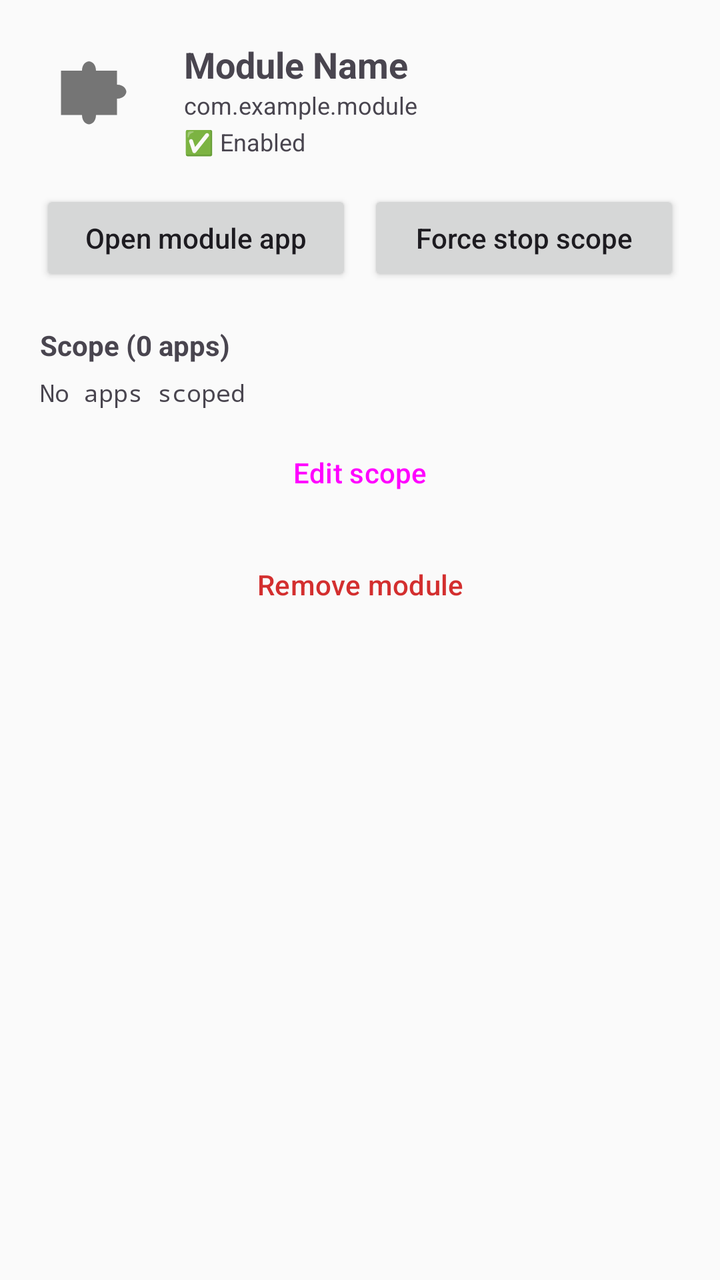
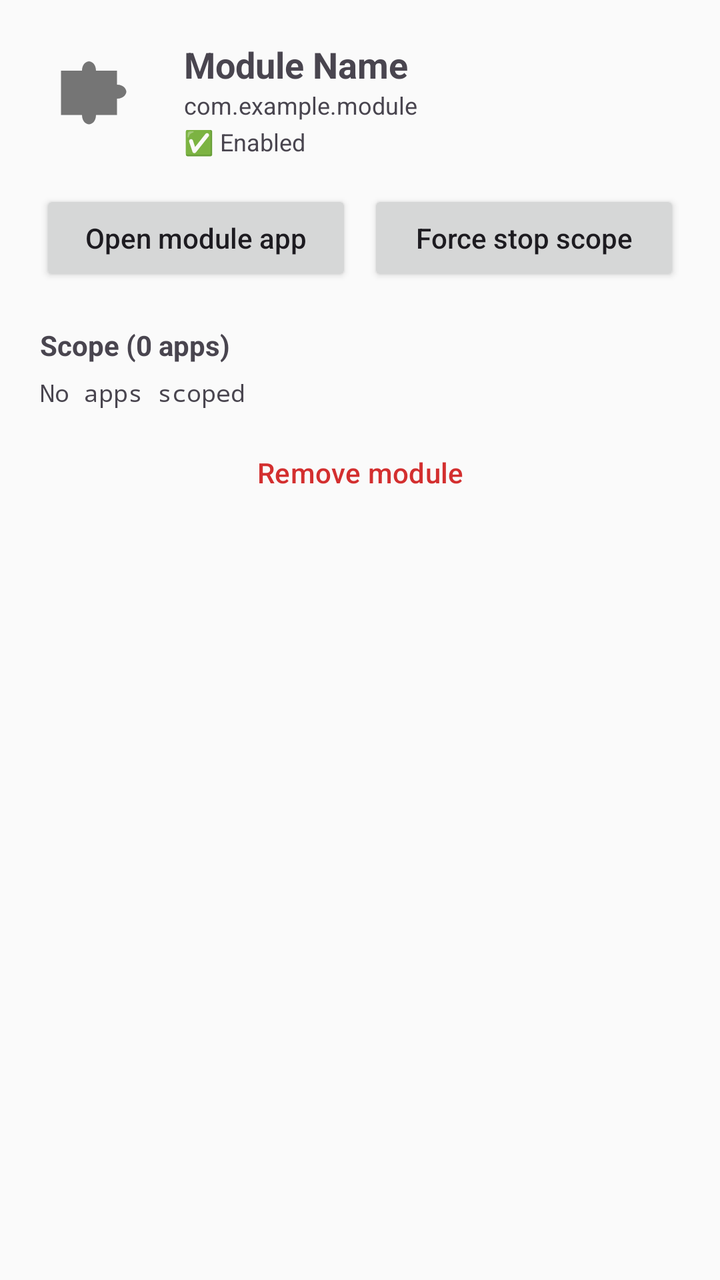

Two renders of the same Android screen: before a commit and after it. Below are the layout's source before the change and the commit's diff.
<!-- AndroidManifest.xml: application theme Theme.ShizuPosedManager -->
<!-- res/layout/sheet_module_detail.xml -->
<?xml version="1.0" encoding="utf-8"?>
<ScrollView xmlns:android="http://schemas.android.com/apk/res/android"
    xmlns:app="http://schemas.android.com/apk/res-auto"
    android:layout_width="match_parent"
    android:layout_height="wrap_content"
    android:padding="20dp">

    <LinearLayout
        android:layout_width="match_parent"
        android:layout_height="wrap_content"
        android:orientation="vertical">

        
        <LinearLayout
            android:layout_width="match_parent"
            android:layout_height="wrap_content"
            android:orientation="horizontal"
            android:gravity="center_vertical">

            <ImageView
                android:id="@+id/ivModuleIcon"
                android:layout_width="56dp"
                android:layout_height="56dp"
                android:src="@drawable/ic_module"
                android:contentDescription="@string/module_icon" />

            <LinearLayout
                android:layout_width="0dp"
                android:layout_height="wrap_content"
                android:layout_weight="1"
                android:layout_marginStart="16dp"
                android:orientation="vertical">

                <TextView
                    android:id="@+id/tvModuleName"
                    android:layout_width="wrap_content"
                    android:layout_height="wrap_content"
                    android:text="Module Name"
                    android:textSize="18sp"
                    android:textStyle="bold" />

                <TextView
                    android:id="@+id/tvModulePackage"
                    android:layout_width="wrap_content"
                    android:layout_height="wrap_content"
                    android:text="com.example.module"
                    android:textSize="12sp"
                    android:textColor="?android:attr/textColorSecondary" />

                <TextView
                    android:id="@+id/tvModuleStatus"
                    android:layout_width="wrap_content"
                    android:layout_height="wrap_content"
                    android:text="✅ Enabled"
                    android:textSize="12sp"
                    android:layout_marginTop="2dp" />
            </LinearLayout>
        </LinearLayout>

        
        <LinearLayout
            android:layout_width="match_parent"
            android:layout_height="wrap_content"
            android:layout_marginTop="16dp"
            android:orientation="horizontal">

            <Button
                android:id="@+id/btnOpenModuleApp"
                android:layout_width="0dp"
                android:layout_height="wrap_content"
                android:layout_weight="1"
                android:text="Open module app"
                android:textAllCaps="false" />

            <Button
                android:id="@+id/btnForceStopScoped"
                android:layout_width="0dp"
                android:layout_height="wrap_content"
                android:layout_weight="1"
                android:layout_marginStart="8dp"
                android:text="Force stop scope"
                android:textAllCaps="false" />
        </LinearLayout>

        
        <TextView
            android:id="@+id/tvScopeCount"
            android:layout_width="wrap_content"
            android:layout_height="wrap_content"
            android:layout_marginTop="20dp"
            android:text="Scope (0 apps)"
            android:textStyle="bold" />

        <TextView
            android:id="@+id/tvScopeList"
            android:layout_width="match_parent"
            android:layout_height="wrap_content"
            android:layout_marginTop="6dp"
            android:text="No apps scoped"
            android:textSize="12sp"
            android:textColor="?android:attr/textColorSecondary"
            android:fontFamily="monospace" />

        <Button
            android:id="@+id/btnEditScope"
            android:layout_width="match_parent"
            android:layout_height="wrap_content"
            android:layout_marginTop="8dp"
            android:text="Edit scope"
            android:textAllCaps="false"
            style="?attr/materialButtonOutlinedStyle" />

        <Button
            android:id="@+id/btnRemoveModule"
            android:layout_width="match_parent"
            android:layout_height="wrap_content"
            android:layout_marginTop="8dp"
            android:text="Remove module"
            android:textAllCaps="false"
            android:textColor="#D32F2F"
            style="?attr/materialButtonOutlinedStyle" />

    </LinearLayout>
</ScrollView>
<!-- resources referenced by this layout -->
<resources>
  <!-- drawable ic_module (drawable) -->
  <?xml version="1.0" encoding="utf-8"?>
  <vector xmlns:android="http://schemas.android.com/apk/res/android"
      android:width="24dp"
      android:height="24dp"
      android:viewportWidth="24"
      android:viewportHeight="24"
      android:tint="?attr/colorOnSurfaceVariant">
  
      
  
      <path
          android:fillColor="#000000"
          android:pathData="M 4.5,6
                            L 9,6
                            C 9,4.5 10,4 10.5,4
                            C 11,4 12,4.5 12,6
                            L 16.5,6
                            L 16.5,9
                            C 18,9 18.5,10 18.5,10.5
                            C 18.5,11 18,12 16.5,12
                            L 16.5,15.5
                            L 12,15.5
                            C 12,17 11,17.5 10.5,17.5
                            C 10,17.5 9,17 9,15.5
                            L 4.5,15.5
                            Z" />
  </vector>
  <string name="module_icon">Module icon</string>
  <color name="md_theme_light_primary">#4CAF50</color>
  <color name="md_theme_light_onPrimary">#FFFFFF</color>
  <color name="md_theme_light_primaryContainer">#C8E6C9</color>
  <color name="md_theme_light_onPrimaryContainer">#1B5E20</color>
  <color name="md_theme_light_secondary">#558B2F</color>
  <color name="md_theme_light_onSecondary">#FFFFFF</color>
  <color name="md_theme_light_secondaryContainer">#C5E1A5</color>
  <color name="md_theme_light_onSecondaryContainer">#33691E</color>
  <color name="md_theme_light_tertiary">#00695C</color>
  <color name="md_theme_light_onTertiary">#FFFFFF</color>
  <color name="md_theme_light_tertiaryContainer">#B2DFDB</color>
  <color name="md_theme_light_onTertiaryContainer">#004D40</color>
  <color name="md_theme_light_error">#D32F2F</color>
  <color name="md_theme_light_onError">#FFFFFF</color>
  <color name="md_theme_light_errorContainer">#FFCDD2</color>
  <color name="md_theme_light_onErrorContainer">#B71C1C</color>
  <color name="md_theme_light_surface">#FAFAFA</color>
  <color name="md_theme_light_onSurface">#212121</color>
  <color name="md_theme_light_surfaceVariant">#F5F5F5</color>
  <color name="md_theme_light_onSurfaceVariant">#757575</color>
  <color name="md_theme_light_outline">#BDBDBD</color>
  <color name="md_theme_light_inverseSurface">#424242</color>
  <color name="md_theme_light_inverseOnSurface">#FFFFFF</color>
  <color name="md_theme_light_inversePrimary">#81C784</color>
  <style name="Animation.Activity" parent="@android:style/Animation.Activity">
          <item name="android:activityOpenEnterAnimation">@android:anim/fade_in</item>
          <item name="android:activityOpenExitAnimation">@android:anim/fade_out</item>
          <item name="android:activityCloseEnterAnimation">@android:anim/fade_in</item>
          <item name="android:activityCloseExitAnimation">@android:anim/fade_out</item>
      </style>
  <!-- unchanged entries left out for length: 1 -->
</resources>

<!-- the commit's change to res/layout/sheet_module_detail.xml (unified diff, before → after) -->
@@ -102,15 +102,6 @@
             android:fontFamily="monospace" />
 
         <Button
-            android:id="@+id/btnEditScope"
-            android:layout_width="match_parent"
-            android:layout_height="wrap_content"
-            android:layout_marginTop="8dp"
-            android:text="Edit scope"
-            android:textAllCaps="false"
-            style="?attr/materialButtonOutlinedStyle" />
-
-        <Button
             android:id="@+id/btnRemoveModule"
             android:layout_width="match_parent"
             android:layout_height="wrap_content"
